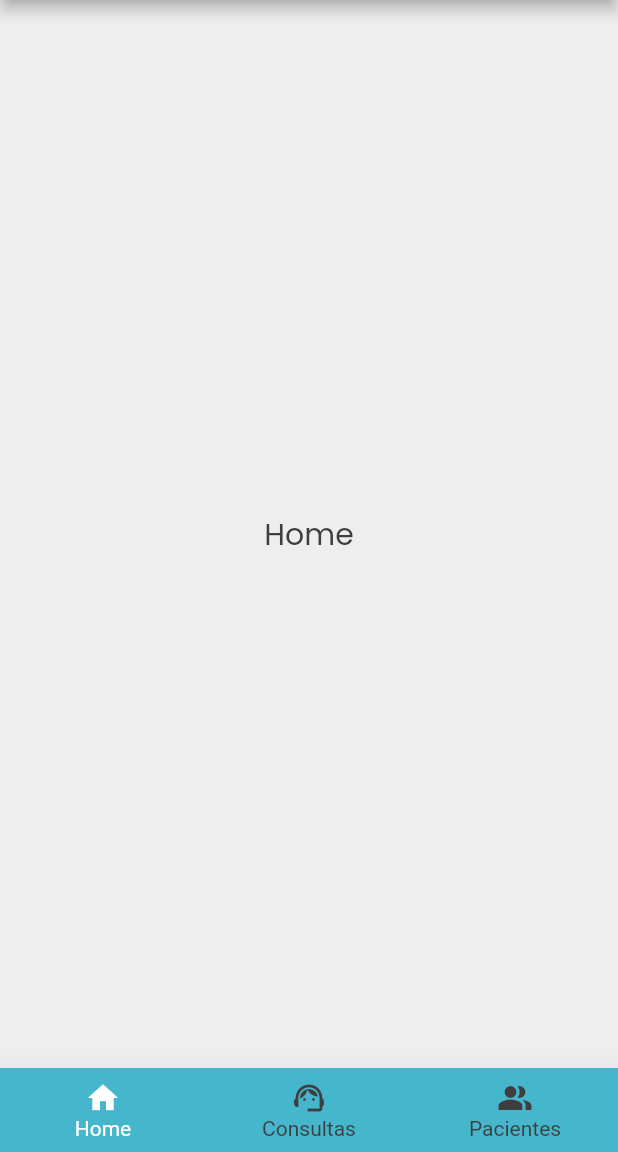
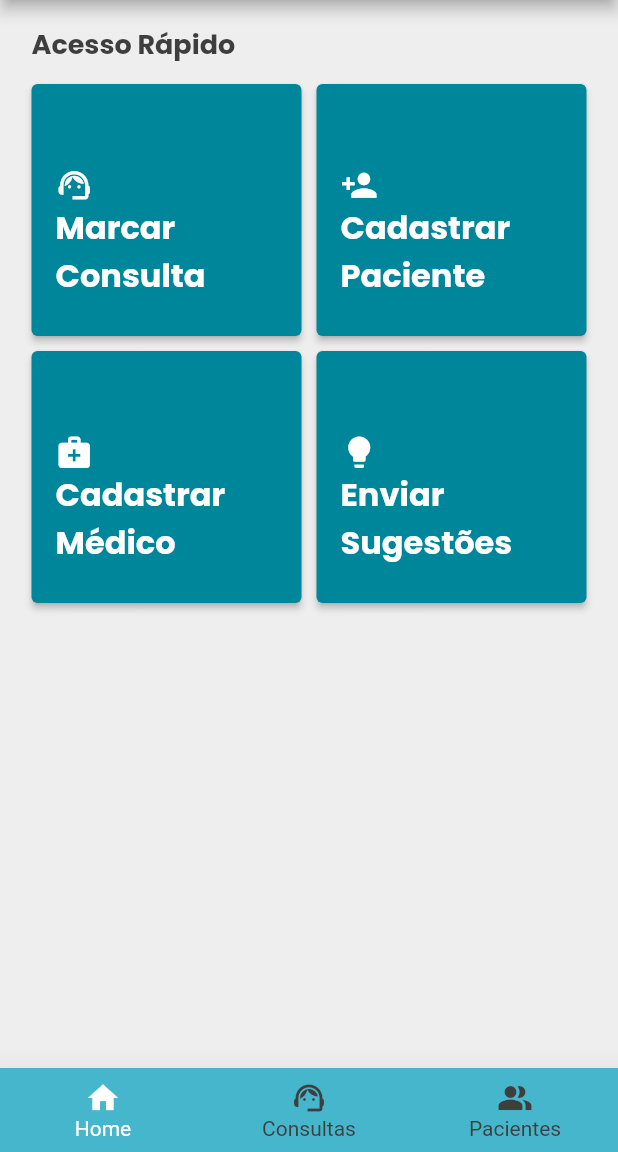
Before and after one commit to 27joseaquino/consulta-marcada, a Flutter app: the screen it shows after launch, on a phone screen of 412 x 824 dp, the part 84-1236 px from its top. Run offline on Flutter 3.47's test engine with Material 2 defaults, Android fonts, the phone set to English and light mode, and no system bars.

Commit message:
Botoes de acesso rapido adicionados na Home

```diff
--- /dev/null
+++ b/lib/components/quick_access_button.dart
@@ -0,0 +1,70 @@
+import 'package:consulta_marcada/ui/styles/custom_text.dart';
+import 'package:consulta_marcada/ui/styles/my_colors.dart';
+import 'package:flutter/cupertino.dart';
+import 'package:flutter/material.dart';
+import 'dart:math';
+
+class QuickAccessButton extends StatelessWidget {
+  final String title;
+  final Function function;
+  final IconData icon;
+  final double width;
+  final double height;
+
+  QuickAccessButton({
+    @required this.title,
+    @required this.function,
+    @required this.icon,
+    @required this.width,
+    @required this.height,
+  });
+
+  @override
+  Widget build(BuildContext context) {
+    return Container(
+      width: width,
+      height: height,
+      padding: EdgeInsets.all(5),
+      child: ElevatedButton(
+        onPressed: function,
+        style: ElevatedButton.styleFrom(
+          primary: MyColors.appColors["dark-blue"],
+        ),
+        child: Container(
+          alignment: Alignment(-.9, .4),
+          child: SingleChildScrollView(
+            child: Column(
+              crossAxisAlignment: CrossAxisAlignment.start,
+              mainAxisAlignment: MainAxisAlignment.spaceAround,
+              mainAxisSize: MainAxisSize.min,
+              children: <Widget>[
+                Visibility(
+                  visible: icon != Icons.wb_incandescent,
+                  replacement: _iconRotate(icon),
+                  child: Icon(icon, color: Colors.white, size: 25),
+                ),
+                Container(
+                  child: CustomText(
+                    text: title,
+                    fontSize: height * 0.12,
+                    fontWeight: FontWeight.bold,
+                    color: Colors.white,
+                    textAlign: TextAlign.start,
+                    maxlines: 2,
+                  ),
+                ),
+              ],
+            ),
+          ),
+        ),
+      ),
+    );
+  }
+
+  _iconRotate(IconData icon) {
+    return Transform.rotate(
+      angle: pi,
+      child: Icon(icon, color: Colors.white, size: 25),
+    );
+  }
+}
--- a/lib/main.dart
+++ b/lib/main.dart
@@ -1,12 +1,29 @@
 import 'package:consulta_marcada/pages/home/home_page.dart';
 import 'package:consulta_marcada/ui/styles/light_theme.dart';
 import 'package:flutter/material.dart';
+import 'package:flutter/services.dart';
 
 void main() {
   runApp(MyApp());
 }
 
-class MyApp extends StatelessWidget {
+class MyApp extends StatefulWidget {
+  @override
+  _MyAppState createState() => _MyAppState();
+}
+
+class _MyAppState extends State<MyApp> {
+  void initState() {
+    super.initState();
+
+    SystemChrome.setSystemUIOverlayStyle(
+      SystemUiOverlayStyle(
+        statusBarColor: Colors.transparent,
+        statusBarIconBrightness: Brightness.light,
+      ),
+    );
+  }
+
   @override
   Widget build(BuildContext context) {
     return MaterialApp(
--- a/lib/pages/home/home_buttons.dart
+++ b/lib/pages/home/home_buttons.dart
@@ -1,3 +1,4 @@
+import 'package:consulta_marcada/components/quick_access_button.dart';
 import 'package:consulta_marcada/ui/styles/custom_text.dart';
 import 'package:flutter/material.dart';
 
@@ -9,12 +10,83 @@ class HomeButtons extends StatefulWidget {
 class _HomeButtonsState extends State<HomeButtons> {
   @override
   Widget build(BuildContext context) {
+    final size = MediaQuery.of(context).size;
     return Container(
-      child: Center(
-        child: CustomText(
-          text: "Home",
-          fontSize: 20,
-        ),
+      width: size.width,
+      height: size.height,
+      padding: EdgeInsets.symmetric(horizontal: 16),
+      child: LayoutBuilder(
+        builder: (context, constraints) {
+          return Column(
+            crossAxisAlignment: CrossAxisAlignment.start,
+            children: [
+              Container(
+                margin: EdgeInsets.only(top: 16, left: 5),
+                child: CustomText(
+                  text: "Acesso Rápido",
+                  fontSize: 18,
+                  fontWeight: FontWeight.bold,
+                  textAlign: TextAlign.start,
+                ),
+              ),
+              _quickAccess(constraints),
+            ],
+          );
+        },
+      ),
+    );
+  }
+
+  Container _quickAccess(BoxConstraints constraints) {
+    return Container(
+      margin: EdgeInsets.only(top: 8),
+      height: constraints.maxHeight * .5,
+      width: constraints.maxWidth,
+      child: Column(
+        crossAxisAlignment: CrossAxisAlignment.center,
+        mainAxisAlignment: MainAxisAlignment.center,
+        children: <Widget>[
+          Row(
+            crossAxisAlignment: CrossAxisAlignment.center,
+            mainAxisAlignment: MainAxisAlignment.center,
+            children: <Widget>[
+              QuickAccessButton(
+                title: "Marcar Consulta",
+                icon: Icons.support_agent,
+                function: () {},
+                width: constraints.maxWidth * .5,
+                height: constraints.maxHeight * .25,
+              ),
+              QuickAccessButton(
+                title: "Cadastrar Paciente",
+                icon: Icons.person_add,
+                function: () {},
+                width: constraints.maxWidth * .5,
+                height: constraints.maxHeight * .25,
+              ),
+            ],
+          ),
+          Row(
+            crossAxisAlignment: CrossAxisAlignment.center,
+            mainAxisAlignment: MainAxisAlignment.center,
+            children: <Widget>[
+              QuickAccessButton(
+                title: "Cadastrar Médico",
+                icon: Icons.medical_services,
+                function: () {},
+                width: constraints.maxWidth * .5,
+                height: constraints.maxHeight * .25,
+              ),
+              QuickAccessButton(
+                title: "Enviar Sugestões",
+                icon: Icons.lightbulb,
+                function: () {},
+                width: constraints.maxWidth * .5,
+                height: constraints.maxHeight * .25,
+              ),
+            ],
+          )
+        ],
       ),
     );
   }
```
